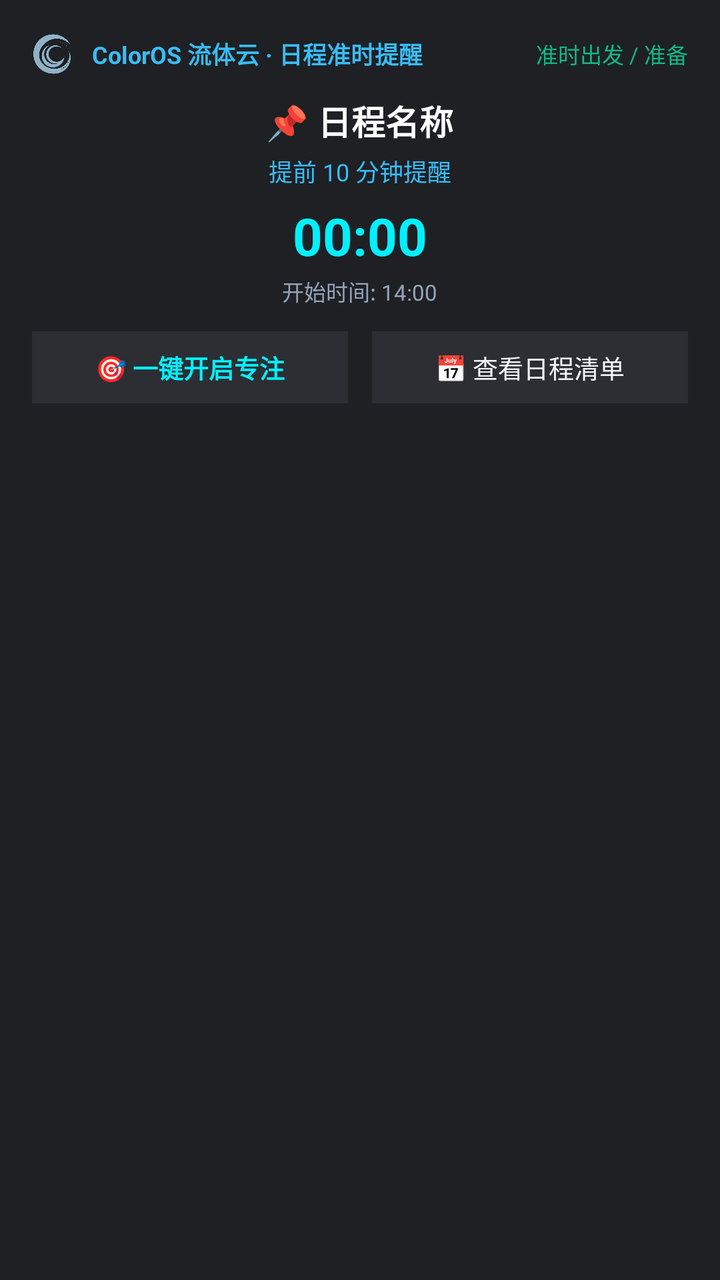
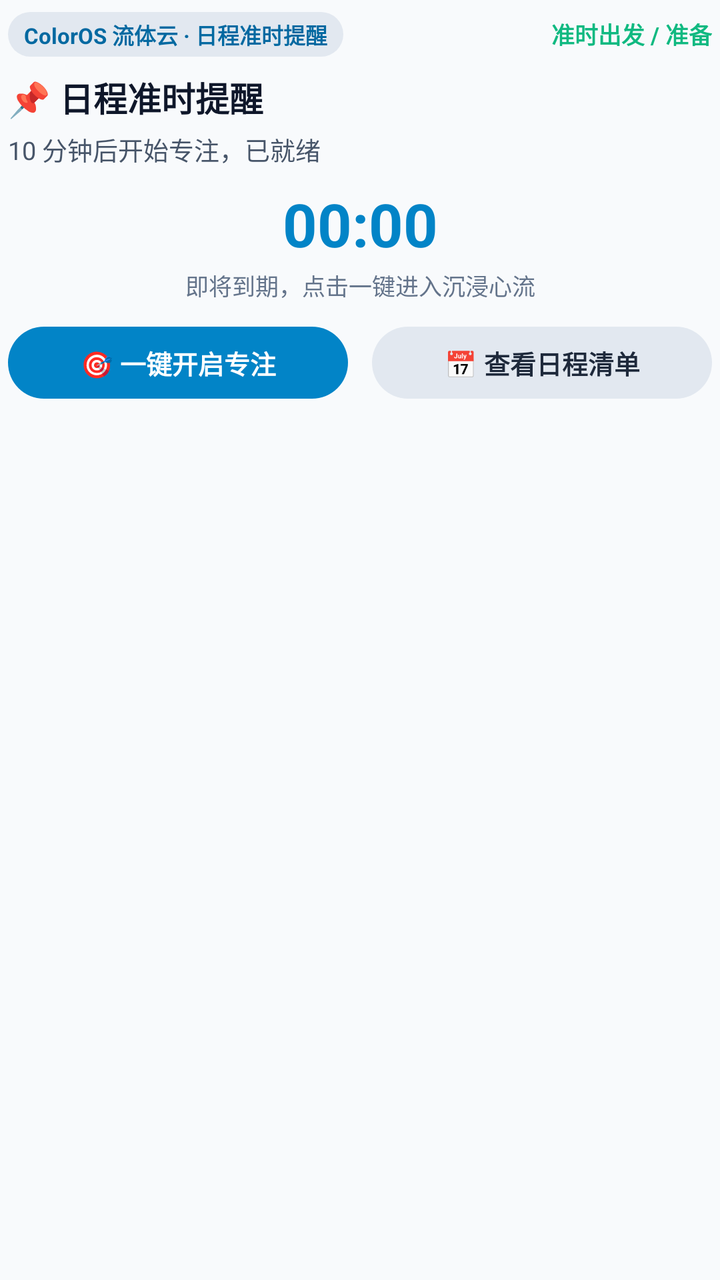

Two renders of the same Android screen: before a commit and after it. Below are the layout's source before the change and the commit's diff.
<!-- AndroidManifest.xml: application theme Theme.RMF -->
<!-- res/layout/notification_fluid_cloud_schedule_expanded.xml -->
<?xml version="1.0" encoding="utf-8"?>
<LinearLayout xmlns:android="http://schemas.android.com/apk/res/android"
    android:id="@+id/fluid_schedule_expanded_root"
    android:layout_width="match_parent"
    android:layout_height="wrap_content"
    android:orientation="vertical"
    android:background="#1E2024"
    android:padding="16dp">

    
    <LinearLayout
        android:layout_width="match_parent"
        android:layout_height="wrap_content"
        android:orientation="horizontal"
        android:gravity="center_vertical">

        <ImageView
            android:layout_width="22dp"
            android:layout_height="22dp"
            android:src="@drawable/ic_logo"
            android:contentDescription="RMF Logo" />

        <TextView
            android:id="@+id/fluid_schedule_expanded_header"
            android:layout_width="0dp"
            android:layout_height="wrap_content"
            android:layout_weight="1"
            android:layout_marginStart="8dp"
            android:text="ColorOS 流体云 · 日程准时提醒"
            android:textColor="#38BDF8"
            android:textSize="12sp"
            android:textStyle="bold" />

        <TextView
            android:layout_width="wrap_content"
            android:layout_height="wrap_content"
            android:text="准时出发 / 准备"
            android:textColor="#10B981"
            android:textSize="11sp" />
    </LinearLayout>

    
    <LinearLayout
        android:layout_width="match_parent"
        android:layout_height="wrap_content"
        android:orientation="vertical"
        android:gravity="center_horizontal"
        android:layout_marginTop="10dp"
        android:layout_marginBottom="12dp">

        <TextView
            android:id="@+id/fluid_schedule_expanded_title"
            android:layout_width="wrap_content"
            android:layout_height="wrap_content"
            android:text="📌 日程名称"
            android:textColor="#FFFFFF"
            android:textSize="17sp"
            android:textStyle="bold"
            android:maxLines="2" />

        <TextView
            android:id="@+id/fluid_schedule_expanded_desc"
            android:layout_width="wrap_content"
            android:layout_height="wrap_content"
            android:layout_marginTop="4dp"
            android:text="提前 10 分钟提醒"
            android:textColor="#38BDF8"
            android:textSize="12sp" />

        <Chronometer
            android:id="@+id/fluid_schedule_expanded_chronometer"
            android:layout_width="wrap_content"
            android:layout_height="wrap_content"
            android:layout_marginTop="6dp"
            android:textColor="#00F0FF"
            android:textSize="26sp"
            android:textStyle="bold" />

        <TextView
            android:id="@+id/fluid_schedule_expanded_time"
            android:layout_width="wrap_content"
            android:layout_height="wrap_content"
            android:layout_marginTop="2dp"
            android:text="开始时间: 14:00"
            android:textColor="#94A3B8"
            android:textSize="11sp" />
    </LinearLayout>

    
    <LinearLayout
        android:layout_width="match_parent"
        android:layout_height="wrap_content"
        android:orientation="horizontal"
        android:gravity="center">

        <TextView
            android:id="@+id/fluid_schedule_btn_focus"
            android:layout_width="0dp"
            android:layout_height="36dp"
            android:layout_weight="1"
            android:layout_marginEnd="6dp"
            android:gravity="center"
            android:text="🎯 一键开启专注"
            android:textColor="#00F0FF"
            android:textSize="12.5sp"
            android:textStyle="bold"
            android:background="#2C2E33" />

        <TextView
            android:id="@+id/fluid_schedule_btn_view"
            android:layout_width="0dp"
            android:layout_height="36dp"
            android:layout_weight="1"
            android:layout_marginStart="6dp"
            android:gravity="center"
            android:text="📅 查看日程清单"
            android:textColor="#F1F5F9"
            android:textSize="12.5sp"
            android:background="#2C2E33" />
    </LinearLayout>

</LinearLayout>
<!-- resources referenced by this layout -->
<resources>
  <!-- drawable ic_logo: png bitmap (drawable, 26207 bytes) -->
  <style name="Theme.RMF" parent="android:Theme.Material.NoActionBar">
          <item name="android:statusBarColor">#F8FAFC</item>
          <item name="android:navigationBarColor">#FFFFFF</item>
          <item name="android:windowBackground">#F8FAFC</item>
          <item name="android:windowLightStatusBar">true</item>
      </style>
</resources>

<!-- the commit's change to res/layout/notification_fluid_cloud_schedule_expanded.xml (unified diff, before → after) -->
@@ -4,8 +4,11 @@
     android:layout_width="match_parent"
     android:layout_height="wrap_content"
     android:orientation="vertical"
-    android:background="#1E2024"
-    android:padding="16dp">
+    android:background="@android:color/transparent"
+    android:paddingTop="6dp"
+    android:paddingBottom="6dp"
+    android:paddingStart="4dp"
+    android:paddingEnd="4dp">
 
     
     <LinearLayout
@@ -14,82 +17,82 @@
         android:orientation="horizontal"
         android:gravity="center_vertical">
 
-        <ImageView
-            android:layout_width="22dp"
-            android:layout_height="22dp"
-            android:src="@drawable/ic_logo"
-            android:contentDescription="RMF Logo" />
+        <TextView
+            android:layout_width="wrap_content"
+            android:layout_height="wrap_content"
+            android:paddingStart="8dp"
+            android:paddingEnd="8dp"
+            android:paddingTop="3dp"
+            android:paddingBottom="3dp"
+            android:text="ColorOS 流体云 · 日程准时提醒"
+            android:textColor="@color/fluid_notif_tag_text"
+            android:textSize="11sp"
+            android:textStyle="bold"
+            android:background="@drawable/bg_fluid_tag" />
 
         <TextView
-            android:id="@+id/fluid_schedule_expanded_header"
             android:layout_width="0dp"
             android:layout_height="wrap_content"
-            android:layout_weight="1"
-            android:layout_marginStart="8dp"
-            android:text="ColorOS 流体云 · 日程准时提醒"
-            android:textColor="#38BDF8"
-            android:textSize="12sp"
-            android:textStyle="bold" />
+            android:layout_weight="1" />
 
         <TextView
             android:layout_width="wrap_content"
             android:layout_height="wrap_content"
             android:text="准时出发 / 准备"
             android:textColor="#10B981"
-            android:textSize="11sp" />
+            android:textSize="11.5sp"
+            android:textStyle="bold" />
     </LinearLayout>
+
+    
+    <TextView
+        android:id="@+id/fluid_schedule_expanded_title"
+        android:layout_width="match_parent"
+        android:layout_height="wrap_content"
+        android:layout_marginTop="8dp"
+        android:text="📌 日程准时提醒"
+        android:textColor="@color/fluid_notif_title"
+        android:textSize="17sp"
+        android:textStyle="bold"
+        android:maxLines="2"
+        android:ellipsize="end" />
+
+    <TextView
+        android:id="@+id/fluid_schedule_expanded_desc"
+        android:layout_width="match_parent"
+        android:layout_height="wrap_content"
+        android:layout_marginTop="4dp"
+        android:text="10 分钟后开始专注，已就绪"
+        android:textColor="@color/fluid_notif_sub"
+        android:textSize="12.5sp"
+        android:maxLines="2"
+        android:ellipsize="end" />
+
+    
+    <Chronometer
+        android:id="@+id/fluid_schedule_expanded_chronometer"
+        android:layout_width="match_parent"
+        android:layout_height="wrap_content"
+        android:layout_marginTop="8dp"
+        android:gravity="center"
+        android:textColor="@color/fluid_notif_chronometer"
+        android:textSize="30sp"
+        android:textStyle="bold" />
+
+    <TextView
+        android:layout_width="match_parent"
+        android:layout_height="wrap_content"
+        android:layout_marginTop="2dp"
+        android:gravity="center"
+        android:text="即将到期，点击一键进入沉浸心流"
+        android:textColor="@color/fluid_notif_muted"
+        android:textSize="11.5sp" />
 
     
     <LinearLayout
         android:layout_width="match_parent"
         android:layout_height="wrap_content"
-        android:orientation="vertical"
-        android:gravity="center_horizontal"
-        android:layout_marginTop="10dp"
-        android:layout_marginBottom="12dp">
-
-        <TextView
-            android:id="@+id/fluid_schedule_expanded_title"
-            android:layout_width="wrap_content"
-            android:layout_height="wrap_content"
-            android:text="📌 日程名称"
-            android:textColor="#FFFFFF"
-            android:textSize="17sp"
-            android:textStyle="bold"
-            android:maxLines="2" />
-
-        <TextView
-            android:id="@+id/fluid_schedule_expanded_desc"
-            android:layout_width="wrap_content"
-            android:layout_height="wrap_content"
-            android:layout_marginTop="4dp"
-            android:text="提前 10 分钟提醒"
-            android:textColor="#38BDF8"
-            android:textSize="12sp" />
-
-        <Chronometer
-            android:id="@+id/fluid_schedule_expanded_chronometer"
-            android:layout_width="wrap_content"
-            android:layout_height="wrap_content"
-            android:layout_marginTop="6dp"
-            android:textColor="#00F0FF"
-            android:textSize="26sp"
-            android:textStyle="bold" />
-
-        <TextView
-            android:id="@+id/fluid_schedule_expanded_time"
-            android:layout_width="wrap_content"
-            android:layout_height="wrap_content"
-            android:layout_marginTop="2dp"
-            android:text="开始时间: 14:00"
-            android:textColor="#94A3B8"
-            android:textSize="11sp" />
-    </LinearLayout>
-
-    
-    <LinearLayout
-        android:layout_width="match_parent"
-        android:layout_height="wrap_content"
+        android:layout_marginTop="12dp"
         android:orientation="horizontal"
         android:gravity="center">
 
@@ -101,10 +104,10 @@
             android:layout_marginEnd="6dp"
             android:gravity="center"
             android:text="🎯 一键开启专注"
-            android:textColor="#00F0FF"
-            android:textSize="12.5sp"
+            android:textColor="@color/fluid_notif_btn_primary_text"
+            android:textSize="13sp"
             android:textStyle="bold"
-            android:background="#2C2E33" />
+            android:background="@drawable/bg_fluid_btn_primary" />
 
         <TextView
             android:id="@+id/fluid_schedule_btn_view"
@@ -114,9 +117,10 @@
             android:layout_marginStart="6dp"
             android:gravity="center"
             android:text="📅 查看日程清单"
-            android:textColor="#F1F5F9"
-            android:textSize="12.5sp"
-            android:background="#2C2E33" />
+            android:textColor="@color/fluid_notif_btn_secondary_text"
+            android:textSize="13sp"
+            android:textStyle="bold"
+            android:background="@drawable/bg_fluid_btn_secondary" />
     </LinearLayout>
 
 </LinearLayout>
<!-- resource entries referenced after the edit -->
@@ -1,11 +1,41 @@
 <!-- resources referenced by this layout -->
 <resources>
-  <!-- drawable ic_logo: png bitmap (drawable, 26207 bytes) -->
+  <color name="fluid_notif_btn_primary_text">#FFFFFF</color>
+  <color name="fluid_notif_btn_secondary_text">#1E293B</color>
+  <color name="fluid_notif_chronometer">#0284C7</color>
+  <color name="fluid_notif_muted">#64748B</color>
+  <color name="fluid_notif_sub">#475569</color>
+  <color name="fluid_notif_tag_text">#0369A1</color>
+  <color name="fluid_notif_title">#0F172A</color>
+  <!-- drawable bg_fluid_btn_primary (drawable) -->
+  <?xml version="1.0" encoding="utf-8"?>
+  <shape xmlns:android="http://schemas.android.com/apk/res/android"
+      android:shape="rectangle">
+      <corners android:radius="18dp" />
+      <solid android:color="@color/fluid_notif_btn_primary_bg" />
+  </shape>
+  <!-- drawable bg_fluid_btn_secondary (drawable) -->
+  <?xml version="1.0" encoding="utf-8"?>
+  <shape xmlns:android="http://schemas.android.com/apk/res/android"
+      android:shape="rectangle">
+      <corners android:radius="18dp" />
+      <solid android:color="@color/fluid_notif_btn_secondary_bg" />
+  </shape>
+  <!-- drawable bg_fluid_tag (drawable) -->
+  <?xml version="1.0" encoding="utf-8"?>
+  <shape xmlns:android="http://schemas.android.com/apk/res/android"
+      android:shape="rectangle">
+      <corners android:radius="12dp" />
+      <solid android:color="@color/fluid_notif_tag_bg" />
+  </shape>
   <style name="Theme.RMF" parent="android:Theme.Material.NoActionBar">
           <item name="android:statusBarColor">#F8FAFC</item>
           <item name="android:navigationBarColor">#FFFFFF</item>
           <item name="android:windowBackground">#F8FAFC</item>
           <item name="android:windowLightStatusBar">true</item>
       </style>
+  <color name="fluid_notif_btn_primary_bg">#0284C7</color>
+  <color name="fluid_notif_btn_secondary_bg">#E2E8F0</color>
+  <color name="fluid_notif_tag_bg">#E2E8F0</color>
 </resources>
 
